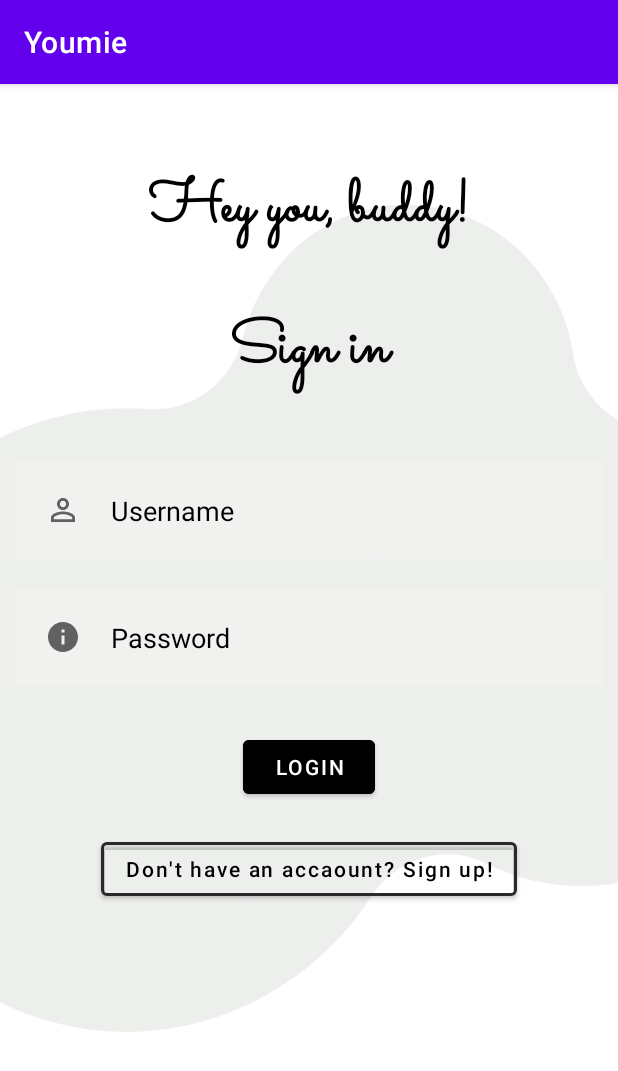
After one commit to alodijutgla/Youmie, an Android app: the LogInActivity screen opened directly, with no data from a screen before it, on a phone screen of 412 x 824 dp. The commit adds this screen. Shown: the top 1071 px of the screen. Run offline under Robolectric (Android 15) with nearby library versions, the phone set to English and light mode, and no system bars.

Commit message:
added LoginActivity

```diff
--- a/app/src/main/AndroidManifest.xml
+++ b/app/src/main/AndroidManifest.xml
@@ -9,6 +9,9 @@
         android:roundIcon="@mipmap/ic_launcher_round"
         android:supportsRtl="true"
         android:theme="@style/Theme.Youmie">
+        <activity
+            android:name=".LogInActivity"
+            android:exported="false" />
         <activity
             android:name=".RegisterActivity"
             android:exported="false" />
--- /dev/null
+++ b/app/src/main/java/com/example/youmie/LogInActivity.java
@@ -0,0 +1,27 @@
+package com.example.youmie;
+
+import androidx.appcompat.app.AppCompatActivity;
+
+import android.content.Intent;
+import android.os.Bundle;
+import android.view.View;
+import android.widget.Button;
+
+public class LogInActivity extends AppCompatActivity {
+
+    @Override
+    protected void onCreate(Bundle savedInstanceState) {
+        super.onCreate(savedInstanceState);
+        setContentView(R.layout.activity_log_in);
+
+
+        Button signUp = (Button) findViewById(R.id.signup);
+        signUp.setOnClickListener(new View.OnClickListener() {
+            @Override
+            public void onClick(View view) {
+                Intent intent = new Intent(LogInActivity.this, RegisterActivity.class);
+                startActivity(intent);
+            }
+        });
+    }
+}
--- a/app/src/main/java/com/example/youmie/WelcomeActivity.java
+++ b/app/src/main/java/com/example/youmie/WelcomeActivity.java
@@ -22,15 +22,15 @@ public class WelcomeActivity extends AppCompatActivity {
 
         ImageView imageView = findViewById(R.id.imageTitle);
         runAnimation(imageView);
-        startRegisterActivity();
+        startLoginActivity();
     }
 
-    private void startRegisterActivity() {
+    private void startLoginActivity() {
         timer = new Timer();
         timer.schedule(new TimerTask() {
             @Override
             public void run() {
-                startActivity(new Intent(WelcomeActivity.this, RegisterActivity.class));
+                startActivity(new Intent(WelcomeActivity.this, LogInActivity.class));
                 finish();
             }
         }, 5000);
--- /dev/null
+++ b/app/src/main/res/drawable/ic_baseline_info_24.xml
@@ -0,0 +1,10 @@
+<vector xmlns:android="http://schemas.android.com/apk/res/android"
+    android:width="24dp"
+    android:height="24dp"
+    android:viewportWidth="24"
+    android:viewportHeight="24"
+    android:tint="?attr/colorControlNormal">
+  <path
+      android:fillColor="@android:color/white"
+      android:pathData="M12,2C6.48,2 2,6.48 2,12s4.48,10 10,10 10,-4.48 10,-10S17.52,2 12,2zM13,17h-2v-6h2v6zM13,9h-2L11,7h2v2z"/>
+</vector>
--- /dev/null
+++ b/app/src/main/res/drawable/ic_baseline_person_outline_24.xml
@@ -0,0 +1,10 @@
+<vector xmlns:android="http://schemas.android.com/apk/res/android"
+    android:width="24dp"
+    android:height="24dp"
+    android:viewportWidth="24"
+    android:viewportHeight="24"
+    android:tint="?attr/colorControlNormal">
+  <path
+      android:fillColor="@android:color/white"
+      android:pathData="M12,5.9c1.16,0 2.1,0.94 2.1,2.1s-0.94,2.1 -2.1,2.1S9.9,9.16 9.9,8s0.94,-2.1 2.1,-2.1m0,9c2.97,0 6.1,1.46 6.1,2.1v1.1L5.9,18.1L5.9,17c0,-0.64 3.13,-2.1 6.1,-2.1M12,4C9.79,4 8,5.79 8,8s1.79,4 4,4 4,-1.79 4,-4 -1.79,-4 -4,-4zM12,13c-2.67,0 -8,1.34 -8,4v3h16v-3c0,-2.66 -5.33,-4 -8,-4z"/>
+</vector>
--- /dev/null
+++ b/app/src/main/res/layout/activity_log_in.xml
@@ -0,0 +1,90 @@
+<?xml version="1.0" encoding="utf-8"?>
+<RelativeLayout xmlns:android="http://schemas.android.com/apk/res/android"
+    xmlns:app="http://schemas.android.com/apk/res-auto"
+    xmlns:tools="http://schemas.android.com/tools"
+    android:layout_width="match_parent"
+    android:layout_height="match_parent"
+    android:background="@drawable/youmie_bg"
+    tools:context=".LogInActivity">
+
+    <TextView
+        android:id="@+id/buddy"
+        android:layout_width="match_parent"
+        android:layout_height="wrap_content"
+        android:layout_marginTop="54dp"
+        android:fontFamily="@font/sacramento_regular"
+        android:gravity="center"
+        android:text="Hey you, buddy!"
+        android:textColor="@color/black"
+        android:textSize="40sp"
+        android:textStyle="bold" />
+
+    <TextView
+        android:id="@+id/signin"
+        android:layout_width="match_parent"
+        android:layout_height="wrap_content"
+        android:layout_below="@id/buddy"
+        android:layout_margin="35dp"
+        android:fontFamily="@font/sacramento_regular"
+        android:gravity="center"
+        android:text="Sign in"
+        android:textColor="@color/black"
+        android:textSize="40sp"
+        android:textStyle="bold" />
+
+    <EditText
+        android:id="@+id/username"
+        android:layout_width="match_parent"
+        android:layout_height="wrap_content"
+        android:layout_below="@id/signin"
+        android:layout_margin="10dp"
+        android:layout_marginStart="10dp"
+        android:layout_marginTop="10dp"
+        android:layout_marginEnd="10dp"
+        android:background="#30ffffff"
+        android:drawableStart="@drawable/ic_baseline_person_outline_24"
+        android:drawablePadding="20dp"
+        android:hint="Username"
+        android:padding="20dp"
+        android:textColor="@color/black"
+        android:textColorHint="@color/black" />
+
+    <EditText
+        android:id="@+id/password"
+        android:layout_width="match_parent"
+        android:layout_height="wrap_content"
+        android:layout_below="@id/username"
+        android:layout_margin="10dp"
+        android:background="#30ffffff"
+        android:drawableStart="@drawable/ic_baseline_info_24"
+        android:drawablePadding="20dp"
+        android:hint="Password"
+        android:inputType="textPassword"
+        android:padding="20dp"
+        android:textColor="@color/black"
+        android:textColorHint="@color/black" />
+
+    <com.google.android.material.button.MaterialButton
+        android:id="@+id/loginbtn"
+        android:layout_width="wrap_content"
+        android:layout_height="wrap_content"
+        android:layout_below="@id/password"
+        android:layout_centerHorizontal="true"
+        android:layout_margin="20dp"
+        android:backgroundTint="@color/design_default_color_on_secondary"
+        android:text="LOGIN" />
+
+    <com.google.android.material.button.MaterialButton
+        android:id="@+id/signup"
+        android:layout_width="wrap_content"
+        android:layout_height="wrap_content"
+        android:layout_below="@id/loginbtn"
+        android:layout_centerHorizontal="true"
+        android:text="Don't have an accaount? Sign up!"
+        android:textAllCaps="false"
+        android:textColor="@color/black"
+        app:backgroundTint="@android:color/transparent"
+        app:strokeColor="#282928"
+        app:strokeWidth="2dp" />
+
+</RelativeLayout>
--- a/app/src/main/res/layout/activity_register.xml
+++ b/app/src/main/res/layout/activity_register.xml
@@ -1,26 +1,22 @@
 <?xml version="1.0" encoding="utf-8"?>
-<androidx.constraintlayout.widget.ConstraintLayout xmlns:android="http://schemas.android.com/apk/res/android"
+<RelativeLayout xmlns:android="http://schemas.android.com/apk/res/android"
     xmlns:app="http://schemas.android.com/apk/res-auto"
     xmlns:tools="http://schemas.android.com/tools"
     android:layout_width="match_parent"
     android:layout_height="match_parent"
-    tools:context=".RegisterActivity"
-    android:background="@drawable/youmie_bg">
-
+    android:background="@drawable/youmie_bg"
+    tools:context=".RegisterActivity">
 
     <TextView
-        android:id="@+id/textView"
-        android:layout_width="303dp"
-        android:layout_height="114dp"
-        android:layout_marginStart="54dp"
-        android:layout_marginTop="160dp"
-        android:layout_marginEnd="54dp"
+        android:id="@+id/signup_reg"
+        android:layout_width="match_parent"
+        android:layout_height="wrap_content"
+        android:layout_marginTop="100dp"
         android:fontFamily="@font/sacramento_regular"
-        android:text="Hey you, buddy!"
+        android:gravity="center"
+        android:text="Sign up to Youmie!"
         android:textColor="@color/black"
-        android:textSize="48sp"
-        android:textStyle="bold"
-        app:layout_constraintEnd_toEndOf="parent"
-        app:layout_constraintStart_toStartOf="parent"
-        app:layout_constraintTop_toTopOf="parent" />
-</androidx.constraintlayout.widget.ConstraintLayout>
+        android:textSize="40sp"
+        android:textStyle="bold" />
+
+</RelativeLayout>
```
